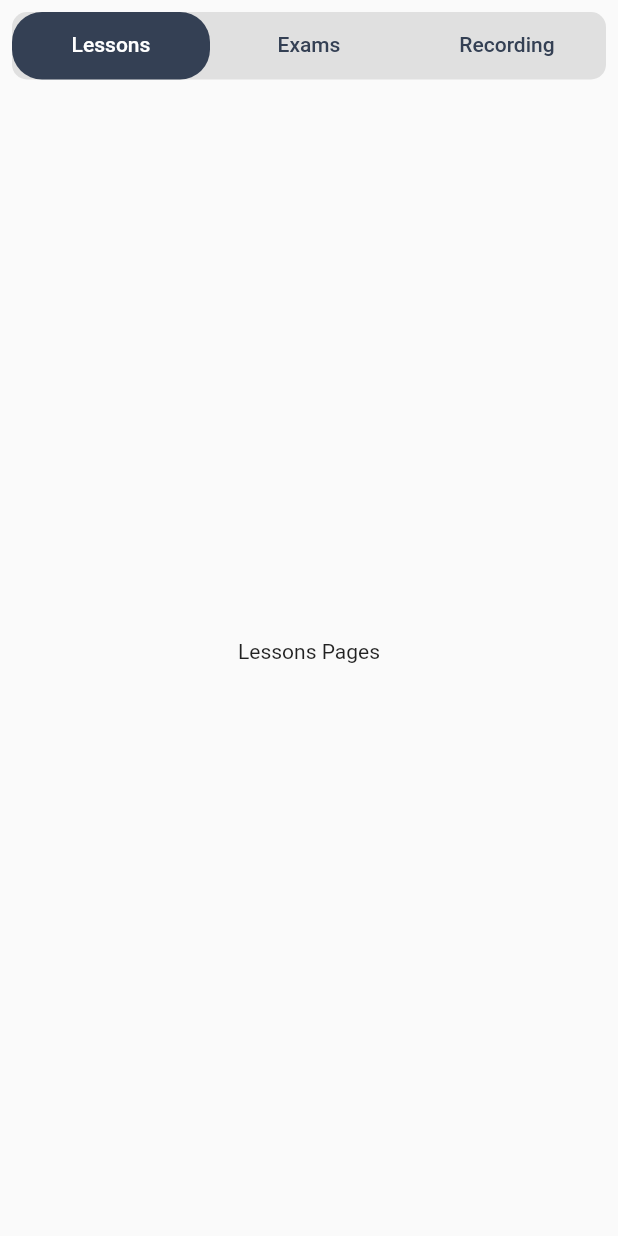
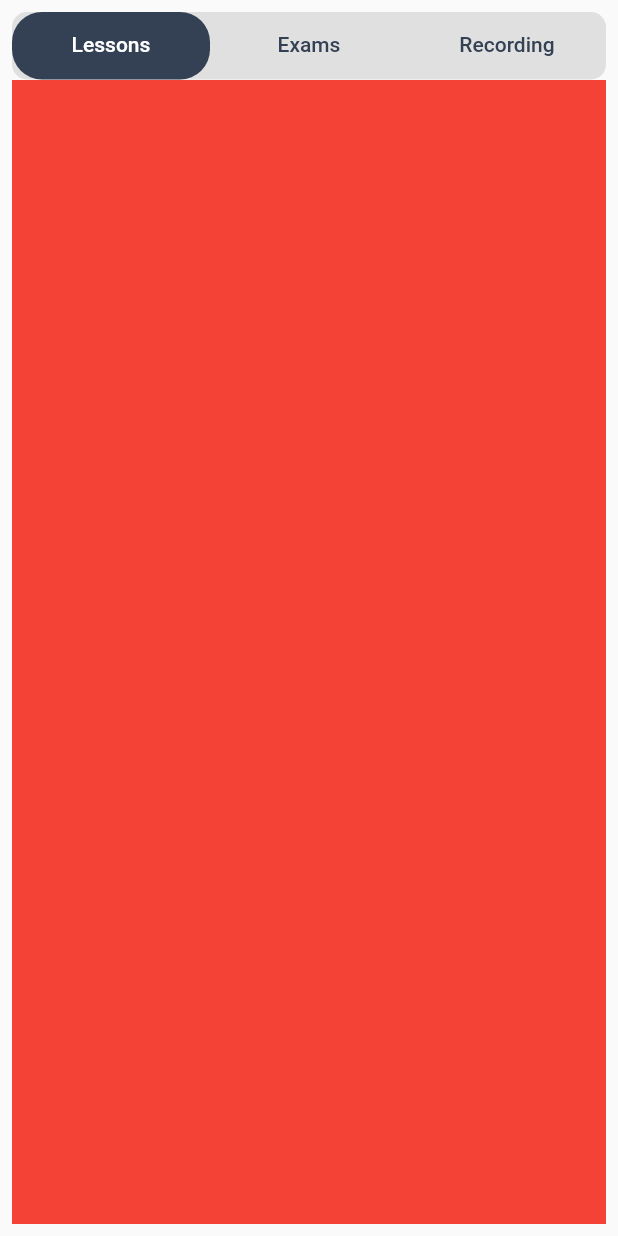
Before and after one commit to haninhn/flutterviewpager, a Flutter app: the screen it shows after launch, on a phone screen of 412 x 824 dp. Run offline on Flutter 3.47's test engine with Material 2 defaults, Android fonts, the phone set to English and light mode, and no system bars.

Commit message:
custom taps done

```diff
--- a/lib/main.dart
+++ b/lib/main.dart
@@ -1,12 +1,29 @@
 import 'package:flutter/material.dart';
 
+import 'homepage.dart';
+
 void main() {
-  runApp(const MyApp());
+  runApp( MyApp());
 }
 
+// ignore: must_be_immutable
 class MyApp extends StatelessWidget {
-  const MyApp({Key? key}) : super(key: key);
+
+   MyApp({Key? key}) : super(key: key);
   // This widget is the root of your application.
+  //
+  final List<Widget> myWidgets = [
+    Container(color: Colors.red, height: 100, width: 100),
+    Container(color: Colors.green, height: 100, width: 100),
+    Container(color: Colors.blue, height: 100, width: 100),
+  ];
+
+    List<Tab> myTabs = [
+     const Tab(child: Text("Lessons")),
+     const Tab(child: Text("Exams")),
+     const Tab(child: Text("Recording")),
+     ];
+
   @override
   Widget build(BuildContext context) {
     return MaterialApp(
@@ -15,68 +32,8 @@ class MyApp extends StatelessWidget {
       theme: ThemeData(
         primarySwatch: Colors.blue,
       ),
-      home: const MyHomePage(),
+      home:  HomePage(tabs: myTabs, tabsContent: myWidgets),
+
     );
   }
 }
-
-class MyHomePage extends StatefulWidget {
-  const MyHomePage({Key? key}) : super(key: key);
-  @override
-  _MyHomePageState createState() => _MyHomePageState();
-}
-
-class _MyHomePageState extends State<MyHomePage> {
-  @override
-  Widget build(BuildContext context) {
-    return DefaultTabController(
-      length: 3,
-      child: Scaffold(
-          body: Padding(
-        padding: const EdgeInsets.all(8.0),
-        child: Column(
-          children: [
-            Container(
-              height: 45,
-              decoration: BoxDecoration(
-                  color: Colors.grey[300],
-                  borderRadius: BorderRadius.circular(10.0)),
-              child: TabBar(
-                indicator: BoxDecoration(
-                    color: const Color(0xff344054),
-                    borderRadius: BorderRadius.circular(20.0)),
-                labelColor: Colors.white,
-                unselectedLabelColor: const Color(0xff344054),
-                tabs: const [
-                  Tab(
-                    text: 'Lessons',
-                  ),
-                  Tab(
-                    text: 'Exams',
-                  ),
-                  Tab(
-                    text: 'Recording',
-                  ),
-                ],
-              ),
-            ),
-            const Expanded(
-                child: TabBarView(
-              children: [
-                Center(
-                  child: Text("Lessons Pages"),
-                ),
-                Center(
-                  child: Text("Exams Pages"),
-                ),
-                Center(
-                  child: Text('Recording Page'),
-                ),
-              ],
-            ))
-          ],
-        ),
-      )),
-    );
-  }
-}
```
Also changed, not shown: lib/homepage.dart (renamed from lib/home_page.Dart, +32 -19 lines), 1 other file.
